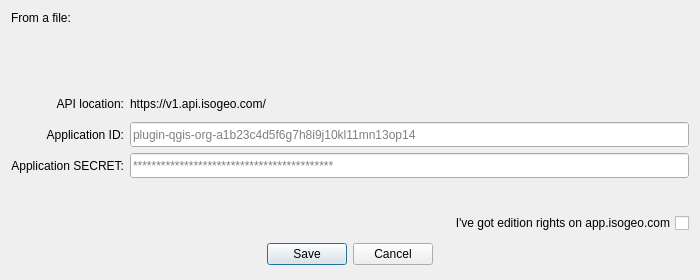
The window that ui/auth/ui_authentication.ui (isogeo/isogeo-plugin-qgis) describes before a commit, drawn with Qt 5.
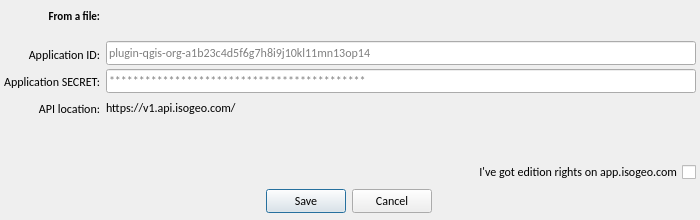
The same window after the commit. Icons and pictures are not drawn. Custom widgets are drawn as their Qt base class.

```diff
--- a/ui/auth/ui_authentication.ui
+++ b/ui/auth/ui_authentication.ui
@@ -3,16 +3,19 @@
  <author>Isogeo</author>
  <class>dlg_form_auth_prompt</class>
  <widget class="QDialog" name="dlg_form_auth_prompt">
+  <property name="enabled">
+   <bool>true</bool>
+  </property>
   <property name="geometry">
    <rect>
     <x>0</x>
     <y>0</y>
     <width>700</width>
-    <height>280</height>
+    <height>220</height>
    </rect>
   </property>
   <property name="sizePolicy">
-   <sizepolicy hsizetype="Minimum" vsizetype="Preferred">
+   <sizepolicy hsizetype="Fixed" vsizetype="Fixed">
     <horstretch>0</horstretch>
     <verstretch>0</verstretch>
    </sizepolicy>
@@ -20,13 +23,13 @@
   <property name="minimumSize">
    <size>
     <width>700</width>
-    <height>280</height>
+    <height>220</height>
    </size>
   </property>
   <property name="maximumSize">
    <size>
     <width>700</width>
-    <height>280</height>
+    <height>220</height>
    </size>
   </property>
   <property name="windowTitle">
@@ -39,35 +42,85 @@
   <property name="locale">
    <locale language="English" country="UnitedStates"/>
   </property>
-  <property name="modal">
-   <bool>false</bool>
-  </property>
+  <layout class="QGridLayout" name="gridLayout">
+   <property name="sizeConstraint">
+    <enum>QLayout::SetMaximumSize</enum>
+   </property>
+   <property name="leftMargin">
+    <number>4</number>
+   </property>
+   <property name="topMargin">
+    <number>4</number>
+   </property>
+   <property name="rightMargin">
+    <number>4</number>
+   </property>
+   <property name="bottomMargin">
+    <number>4</number>
+   </property>
+   <property name="horizontalSpacing">
+    <number>0</number>
+   </property>
+   <property name="verticalSpacing">
+    <number>4</number>
+   </property>
+   <item row="2" column="0">
+    <layout class="QVBoxLayout" name="verticalLayout_2" stretch="0,0,0,0">
+     <property name="spacing">
+      <number>4</number>
+     </property>
+     <property name="leftMargin">
+      <number>0</number>
+     </property>
+     <property name="topMargin">
+      <number>0</number>
+     </property>
+     <property name="rightMargin">
+      <number>0</number>
+     </property>
+     <property name="bottomMargin">
+      <number>0</number>
+     </property>
+     <item>
+      <layout class="QHBoxLayout" name="horizontalLayout">
+       <property name="spacing">
+        <number>6</number>
+       </property>
+       <item>
   <layout class="QVBoxLayout" name="verticalLayout">
-   <item>
-    <layout class="QVBoxLayout" name="msgbar_vlayout"/>
-   </item>
+         <property name="spacing">
+          <number>4</number>
+         </property>
    <item>
     <widget class="QLabel" name="lbl_browse_credentials">
      <property name="sizePolicy">
-      <sizepolicy hsizetype="Maximum" vsizetype="Preferred">
+            <sizepolicy hsizetype="Minimum" vsizetype="Expanding">
        <horstretch>0</horstretch>
        <verstretch>0</verstretch>
       </sizepolicy>
      </property>
      <property name="minimumSize">
       <size>
-       <width>125</width>
-       <height>0</height>
+             <width>0</width>
+             <height>23</height>
+            </size>
+           </property>
+           <property name="maximumSize">
+            <size>
+             <width>16777215</width>
+             <height>30</height>
       </size>
      </property>
      <property name="font">
       <font>
-       <weight>50</weight>
-       <bold>false</bold>
-      </font>
-     </property>
-     <property name="autoFillBackground">
-      <bool>false</bool>
+             <family>Calibri</family>
+             <pointsize>8</pointsize>
+             <weight>75</weight>
+             <bold>true</bold>
+            </font>
+           </property>
+           <property name="locale">
+            <locale language="English" country="UnitedStates"/>
      </property>
      <property name="text">
       <string>From a file:</string>
@@ -76,45 +129,182 @@
       <bool>true</bool>
      </property>
      <property name="alignment">
-      <set>Qt::AlignLeading|Qt::AlignLeft|Qt::AlignVCenter</set>
-     </property>
-    </widget>
-   </item>
+            <set>Qt::AlignRight|Qt::AlignTrailing|Qt::AlignVCenter</set>
+           </property>
+           <property name="textInteractionFlags">
+            <set>Qt::NoTextInteraction</set>
+           </property>
+          </widget>
+         </item>
+         <item>
+          <spacer name="verticalSpacer_2">
+           <property name="orientation">
+            <enum>Qt::Vertical</enum>
+           </property>
+           <property name="sizeType">
+            <enum>QSizePolicy::MinimumExpanding</enum>
+           </property>
+           <property name="sizeHint" stdset="0">
+            <size>
+             <width>20</width>
+             <height>10</height>
+            </size>
+           </property>
+          </spacer>
+         </item>
+         <item>
+          <widget class="QLabel" name="lbl_app_id">
+           <property name="sizePolicy">
+            <sizepolicy hsizetype="Minimum" vsizetype="Expanding">
+             <horstretch>0</horstretch>
+             <verstretch>0</verstretch>
+            </sizepolicy>
+           </property>
+           <property name="minimumSize">
+            <size>
+             <width>0</width>
+             <height>23</height>
+            </size>
+           </property>
+           <property name="maximumSize">
+            <size>
+             <width>16777215</width>
+             <height>25</height>
+            </size>
+           </property>
+           <property name="font">
+            <font>
+             <family>Calibri</family>
+            </font>
+           </property>
+           <property name="layoutDirection">
+            <enum>Qt::LeftToRight</enum>
+           </property>
+           <property name="locale">
+            <locale language="English" country="UnitedStates"/>
+           </property>
+           <property name="text">
+            <string>Application ID:</string>
+           </property>
+           <property name="alignment">
+            <set>Qt::AlignRight|Qt::AlignTrailing|Qt::AlignVCenter</set>
+           </property>
+           <property name="textInteractionFlags">
+            <set>Qt::NoTextInteraction</set>
+           </property>
+          </widget>
+         </item>
+         <item>
+          <widget class="QLabel" name="lbl_app_id_2">
+           <property name="sizePolicy">
+            <sizepolicy hsizetype="Minimum" vsizetype="Expanding">
+             <horstretch>0</horstretch>
+             <verstretch>0</verstretch>
+            </sizepolicy>
+           </property>
+           <property name="minimumSize">
+            <size>
+             <width>0</width>
+             <height>23</height>
+            </size>
+           </property>
+           <property name="maximumSize">
+            <size>
+             <width>16777215</width>
+             <height>25</height>
+            </size>
+           </property>
+           <property name="font">
+            <font>
+             <family>Calibri</family>
+            </font>
+           </property>
+           <property name="layoutDirection">
+            <enum>Qt::LeftToRight</enum>
+           </property>
+           <property name="locale">
+            <locale language="English" country="UnitedStates"/>
+           </property>
+           <property name="text">
+            <string>Application SECRET:</string>
+           </property>
+           <property name="alignment">
+            <set>Qt::AlignRight|Qt::AlignTrailing|Qt::AlignVCenter</set>
+           </property>
+           <property name="textInteractionFlags">
+            <set>Qt::NoTextInteraction</set>
+           </property>
+          </widget>
+         </item>
+         <item>
+          <widget class="QLabel" name="lbl_api_url">
+           <property name="sizePolicy">
+            <sizepolicy hsizetype="Minimum" vsizetype="Expanding">
+             <horstretch>0</horstretch>
+             <verstretch>0</verstretch>
+            </sizepolicy>
+           </property>
+           <property name="minimumSize">
+            <size>
+             <width>0</width>
+             <height>23</height>
+            </size>
+           </property>
+           <property name="maximumSize">
+            <size>
+             <width>16777215</width>
+             <height>25</height>
+            </size>
+           </property>
+           <property name="font">
+            <font>
+             <family>Calibri</family>
+            </font>
+           </property>
+           <property name="layoutDirection">
+            <enum>Qt::LeftToRight</enum>
+           </property>
+           <property name="locale">
+            <locale language="English" country="UnitedStates"/>
+           </property>
+           <property name="text">
+            <string>API location:</string>
+           </property>
+           <property name="alignment">
+            <set>Qt::AlignRight|Qt::AlignTrailing|Qt::AlignVCenter</set>
+           </property>
+           <property name="textInteractionFlags">
+            <set>Qt::NoTextInteraction</set>
+           </property>
+          </widget>
+         </item>
+        </layout>
+       </item>
+       <item>
+        <layout class="QVBoxLayout" name="verticalLayout_3">
+         <property name="spacing">
+          <number>4</number>
+         </property>
    <item>
     <widget class="QgsFileWidget" name="btn_browse_credentials">
-     <property name="enabled">
-      <bool>true</bool>
-     </property>
      <property name="sizePolicy">
-      <sizepolicy hsizetype="Expanding" vsizetype="Preferred">
-       <horstretch>1</horstretch>
+            <sizepolicy hsizetype="Expanding" vsizetype="Expanding">
+             <horstretch>0</horstretch>
        <verstretch>0</verstretch>
       </sizepolicy>
      </property>
      <property name="minimumSize">
       <size>
-       <width>200</width>
-       <height>25</height>
+             <width>0</width>
+             <height>23</height>
       </size>
      </property>
      <property name="maximumSize">
       <size>
-       <width>16777215</width>
+             <width>690</width>
        <height>30</height>
       </size>
      </property>
-     <property name="font">
-      <font>
-       <weight>50</weight>
-       <bold>false</bold>
-      </font>
-     </property>
-     <property name="focusPolicy">
-      <enum>Qt::StrongFocus</enum>
-     </property>
-     <property name="acceptDrops">
-      <bool>false</bool>
-     </property>
      <property name="toolTip">
       <string>Pick your credentials file</string>
      </property>
@@ -143,218 +333,50 @@
      <property name="orientation">
       <enum>Qt::Vertical</enum>
      </property>
+           <property name="sizeType">
+            <enum>QSizePolicy::MinimumExpanding</enum>
+           </property>
      <property name="sizeHint" stdset="0">
       <size>
        <width>20</width>
-       <height>40</height>
+             <height>10</height>
       </size>
      </property>
     </spacer>
-   </item>
-   <item>
-    <layout class="QHBoxLayout" name="horizontalLayout_5">
-     <item>
-      <layout class="QVBoxLayout" name="verticalLayout_4">
-       <item>
-        <widget class="QLabel" name="lbl_api_url">
-         <property name="sizePolicy">
-          <sizepolicy hsizetype="Preferred" vsizetype="Fixed">
-           <horstretch>0</horstretch>
-           <verstretch>0</verstretch>
-          </sizepolicy>
-         </property>
-         <property name="minimumSize">
-          <size>
-           <width>0</width>
-           <height>25</height>
-          </size>
-         </property>
-         <property name="font">
-          <font>
-           <weight>50</weight>
-           <bold>false</bold>
-          </font>
-         </property>
-         <property name="toolTip">
-          <string>Only for information, the Isogeo API base URL</string>
-         </property>
-         <property name="autoFillBackground">
-          <bool>false</bool>
-         </property>
-         <property name="text">
-          <string>API location:</string>
-         </property>
-         <property name="scaledContents">
-          <bool>true</bool>
-         </property>
-         <property name="alignment">
-          <set>Qt::AlignRight|Qt::AlignTrailing|Qt::AlignVCenter</set>
-         </property>
-        </widget>
-       </item>
-       <item>
-        <widget class="QLabel" name="lbl_app_id">
-         <property name="sizePolicy">
-          <sizepolicy hsizetype="Preferred" vsizetype="Fixed">
-           <horstretch>0</horstretch>
-           <verstretch>0</verstretch>
-          </sizepolicy>
-         </property>
-         <property name="minimumSize">
-          <size>
-           <width>0</width>
-           <height>25</height>
-          </size>
-         </property>
-         <property name="font">
-          <font>
-           <weight>50</weight>
-           <bold>false</bold>
-          </font>
-         </property>
-         <property name="autoFillBackground">
-          <bool>false</bool>
-         </property>
-         <property name="locale">
-          <locale language="English" country="UnitedStates"/>
-         </property>
-         <property name="text">
-          <string>Application ID:</string>
-         </property>
-         <property name="scaledContents">
-          <bool>true</bool>
-         </property>
-         <property name="alignment">
-          <set>Qt::AlignRight|Qt::AlignTrailing|Qt::AlignVCenter</set>
-         </property>
-        </widget>
-       </item>
-       <item>
-        <widget class="QLabel" name="lbl_app_secret">
-         <property name="sizePolicy">
-          <sizepolicy hsizetype="Preferred" vsizetype="Fixed">
-           <horstretch>0</horstretch>
-           <verstretch>0</verstretch>
-          </sizepolicy>
-         </property>
-         <property name="minimumSize">
-          <size>
-           <width>0</width>
-           <height>25</height>
-          </size>
-         </property>
-         <property name="font">
-          <font>
-           <weight>50</weight>
-           <bold>false</bold>
-          </font>
-         </property>
-         <property name="autoFillBackground">
-          <bool>false</bool>
-         </property>
-         <property name="locale">
-          <locale language="English" country="UnitedStates"/>
-         </property>
-         <property name="text">
-          <string>Application SECRET:</string>
-         </property>
-         <property name="scaledContents">
-          <bool>true</bool>
-         </property>
-         <property name="alignment">
-          <set>Qt::AlignRight|Qt::AlignTrailing|Qt::AlignVCenter</set>
-         </property>
-        </widget>
-       </item>
-      </layout>
-     </item>
-     <item>
-      <layout class="QVBoxLayout" name="verticalLayout_3">
-       <item>
-        <widget class="QLabel" name="lbl_api_url_value">
-         <property name="sizePolicy">
-          <sizepolicy hsizetype="Expanding" vsizetype="Preferred">
-           <horstretch>1</horstretch>
-           <verstretch>0</verstretch>
-          </sizepolicy>
-         </property>
-         <property name="minimumSize">
-          <size>
-           <width>300</width>
-           <height>25</height>
-          </size>
-         </property>
-         <property name="maximumSize">
-          <size>
-           <width>16777215</width>
-           <height>16777215</height>
-          </size>
-         </property>
-         <property name="font">
-          <font>
-           <weight>50</weight>
-           <italic>false</italic>
-           <bold>false</bold>
-           <kerning>true</kerning>
-          </font>
-         </property>
-         <property name="cursor">
-          <cursorShape>IBeamCursor</cursorShape>
-         </property>
-         <property name="autoFillBackground">
-          <bool>false</bool>
-         </property>
-         <property name="frameShape">
-          <enum>QFrame::NoFrame</enum>
-         </property>
-         <property name="text">
-          <string notr="true">https://v1.api.isogeo.com/</string>
-         </property>
-         <property name="openExternalLinks">
-          <bool>true</bool>
-         </property>
-        </widget>
        </item>
        <item>
         <widget class="QLineEdit" name="ent_app_id">
+           <property name="enabled">
+            <bool>true</bool>
+           </property>
          <property name="sizePolicy">
-          <sizepolicy hsizetype="Expanding" vsizetype="Preferred">
-           <horstretch>1</horstretch>
+            <sizepolicy hsizetype="Expanding" vsizetype="Expanding">
+             <horstretch>0</horstretch>
            <verstretch>0</verstretch>
           </sizepolicy>
          </property>
          <property name="minimumSize">
           <size>
-           <width>200</width>
-           <height>25</height>
+             <width>0</width>
+             <height>23</height>
           </size>
          </property>
          <property name="maximumSize">
           <size>
-           <width>16777215</width>
-           <height>30</height>
+             <width>690</width>
+             <height>25</height>
           </size>
          </property>
          <property name="font">
           <font>
-           <weight>50</weight>
-           <bold>false</bold>
-          </font>
-         </property>
-         <property name="toolTip">
-          <string/>
-         </property>
+             <family>Calibri</family>
+            </font>
+           </property>
          <property name="autoFillBackground">
-          <bool>true</bool>
-         </property>
-         <property name="text">
-          <string/>
-         </property>
-         <property name="maxLength">
-          <number>100</number>
-         </property>
-         <property name="frame">
-          <bool>true</bool>
+            <bool>false</bool>
+           </property>
+           <property name="locale">
+            <locale language="English" country="UnitedStates"/>
          </property>
          <property name="readOnly">
           <bool>true</bool>
@@ -370,40 +392,33 @@
        <item>
         <widget class="QLineEdit" name="ent_app_secret">
          <property name="sizePolicy">
-          <sizepolicy hsizetype="Expanding" vsizetype="Preferred">
-           <horstretch>1</horstretch>
+            <sizepolicy hsizetype="Expanding" vsizetype="Expanding">
+             <horstretch>0</horstretch>
            <verstretch>0</verstretch>
           </sizepolicy>
          </property>
          <property name="minimumSize">
           <size>
-           <width>200</width>
-           <height>25</height>
+             <width>0</width>
+             <height>23</height>
           </size>
          </property>
          <property name="maximumSize">
           <size>
-           <width>16777215</width>
-           <height>30</height>
+             <width>690</width>
+             <height>25</height>
           </size>
          </property>
          <property name="font">
           <font>
-           <weight>50</weight>
-           <bold>false</bold>
-          </font>
-         </property>
-         <property name="focusPolicy">
-          <enum>Qt::NoFocus</enum>
-         </property>
+             <family>Calibri</family>
+            </font>
+           </property>
          <property name="autoFillBackground">
-          <bool>true</bool>
-         </property>
-         <property name="text">
-          <string notr="true"/>
-         </property>
-         <property name="maxLength">
-          <number>64</number>
+            <bool>false</bool>
+           </property>
+           <property name="locale">
+            <locale language="English" country="UnitedStates"/>
          </property>
          <property name="echoMode">
           <enum>QLineEdit::PasswordEchoOnEdit</enum>
@@ -416,19 +431,66 @@
          </property>
         </widget>
        </item>
+         <item>
+          <widget class="QLabel" name="lbl_api_url_value">
+           <property name="sizePolicy">
+            <sizepolicy hsizetype="Expanding" vsizetype="Expanding">
+             <horstretch>0</horstretch>
+             <verstretch>0</verstretch>
+            </sizepolicy>
+           </property>
+           <property name="minimumSize">
+            <size>
+             <width>0</width>
+             <height>23</height>
+            </size>
+           </property>
+           <property name="maximumSize">
+            <size>
+             <width>583</width>
+             <height>25</height>
+            </size>
+           </property>
+           <property name="font">
+            <font>
+             <family>Calibri</family>
+             <weight>50</weight>
+             <bold>false</bold>
+            </font>
+           </property>
+           <property name="autoFillBackground">
+            <bool>false</bool>
+           </property>
+           <property name="locale">
+            <locale language="English" country="UnitedStates"/>
+           </property>
+           <property name="text">
+            <string notr="true">https://v1.api.isogeo.com/</string>
+           </property>
+           <property name="openExternalLinks">
+            <bool>true</bool>
+           </property>
+           <property name="textInteractionFlags">
+            <set>Qt::LinksAccessibleByMouse|Qt::TextSelectableByMouse</set>
+           </property>
+          </widget>
+         </item>
       </layout>
      </item>
     </layout>
    </item>
    <item>
-    <spacer name="verticalSpacer_2">
+      <spacer name="verticalSpacer_3">
      <property name="orientation">
       <enum>Qt::Vertical</enum>
      </property>
+       <property name="sizeType">
+        <enum>QSizePolicy::MinimumExpanding</enum>
+       </property>
      <property name="sizeHint" stdset="0">
       <size>
        <width>20</width>
-       <height>40</height>
+         <height>10</height>
       </size>
      </property>
     </spacer>
@@ -437,25 +499,24 @@
     <widget class="QCheckBox" name="chb_isogeo_editor">
      <property name="minimumSize">
       <size>
-       <width>300</width>
+         <width>690</width>
+         <height>20</height>
+        </size>
+       </property>
+       <property name="maximumSize">
+        <size>
+         <width>690</width>
        <height>20</height>
       </size>
      </property>
      <property name="font">
       <font>
-       <weight>50</weight>
-       <bold>false</bold>
-      </font>
-     </property>
-     <property name="toolTip">
-      <string/>
-     </property>
+         <family>Calibri</family>
+        </font>
+       </property>
      <property name="layoutDirection">
       <enum>Qt::RightToLeft</enum>
      </property>
-     <property name="autoFillBackground">
-      <bool>false</bool>
-     </property>
      <property name="text">
       <string>I've got edition rights on app.isogeo.com</string>
      </property>
@@ -470,35 +531,28 @@
    </item>
    <item>
     <widget class="QDialogButtonBox" name="btn_ok_cancel">
-     <property name="sizePolicy">
-      <sizepolicy hsizetype="Minimum" vsizetype="Minimum">
-       <horstretch>1</horstretch>
-       <verstretch>1</verstretch>
-      </sizepolicy>
-     </property>
      <property name="minimumSize">
       <size>
-       <width>30</width>
+         <width>690</width>
        <height>30</height>
       </size>
      </property>
      <property name="maximumSize">
       <size>
-       <width>16777215</width>
-       <height>100</height>
+         <width>690</width>
+         <height>30</height>
       </size>
      </property>
      <property name="font">
       <font>
-       <weight>50</weight>
-       <bold>false</bold>
+         <family>Calibri</family>
       </font>
      </property>
      <property name="focusPolicy">
       <enum>Qt::StrongFocus</enum>
      </property>
-     <property name="autoFillBackground">
-      <bool>false</bool>
+       <property name="locale">
+        <locale language="English" country="UnitedStates"/>
      </property>
      <property name="orientation">
       <enum>Qt::Horizontal</enum>
@@ -510,6 +564,15 @@
       <bool>true</bool>
      </property>
     </widget>
+     </item>
+    </layout>
+   </item>
+   <item row="0" column="0">
+    <layout class="QVBoxLayout" name="msgbar_vlayout">
+     <property name="spacing">
+      <number>4</number>
+     </property>
+    </layout>
    </item>
   </layout>
  </widget>
```
Left out of the diff: 20 changed lines with no effect on the pictures. Lines whose indentation alone changed are shown as unchanged.
